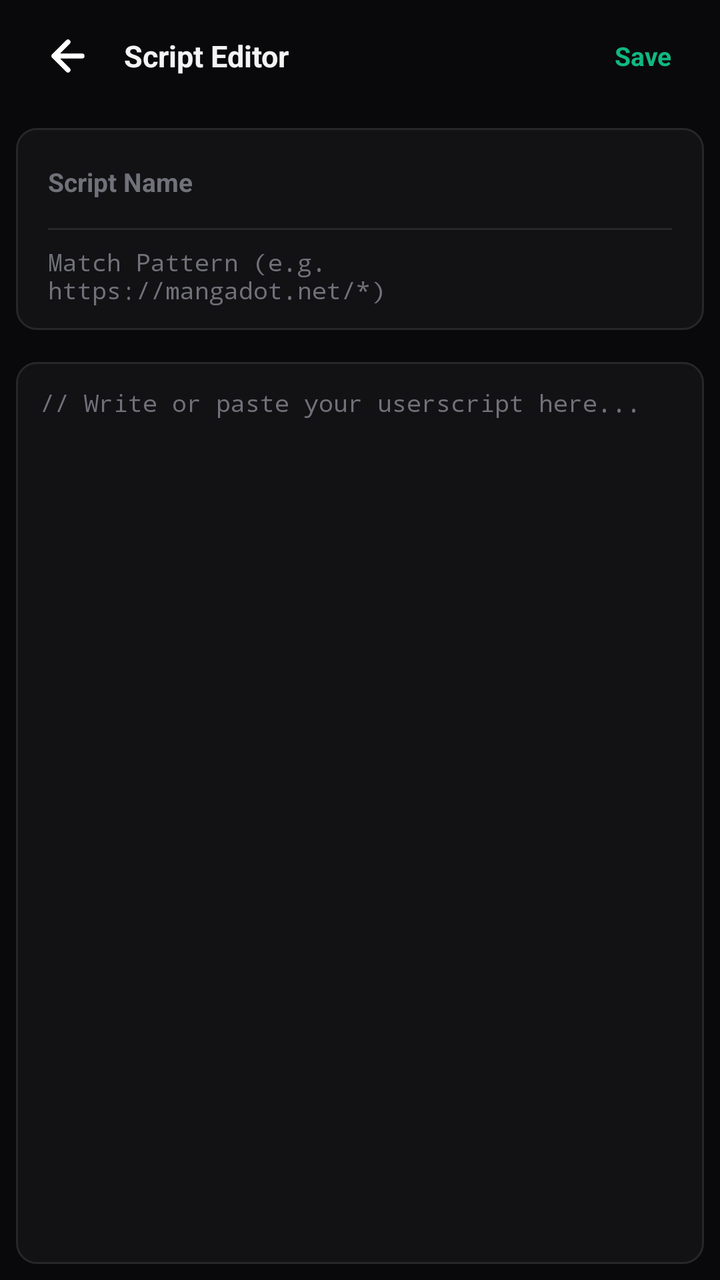
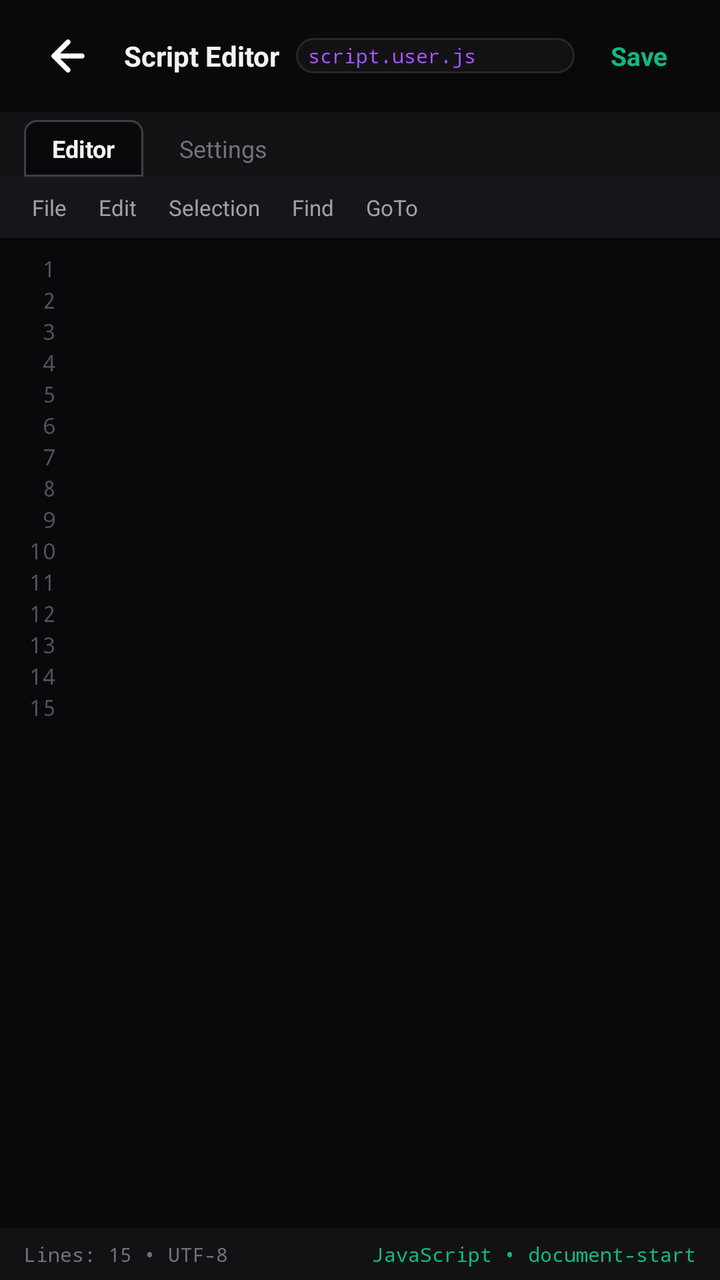

Screens rendered from an Android XML layout before and after an edit, with the pre-edit source and the edit as a unified diff.
<!-- AndroidManifest.xml: application theme Theme.Scaffold -->
<!-- res/layout/activity_script_editor.xml -->
<?xml version="1.0" encoding="utf-8"?>
<LinearLayout xmlns:android="http://schemas.android.com/apk/res/android"
    android:layout_width="match_parent"
    android:layout_height="match_parent"
    android:orientation="vertical"
    android:background="@color/bg_primary">

    
    <LinearLayout
        android:layout_width="match_parent"
        android:layout_height="wrap_content"
        android:orientation="horizontal"
        android:gravity="center_vertical"
        android:paddingHorizontal="16dp"
        android:paddingVertical="10dp"
        android:background="#15121215">

        <ImageButton
            android:id="@+id/editor_btn_back"
            android:layout_width="36dp"
            android:layout_height="36dp"
            android:background="?attr/selectableItemBackgroundBorderless"
            android:src="@drawable/ic_arrow_back"
            android:contentDescription="Back" />

        <TextView
            android:id="@+id/editor_tv_title"
            android:layout_width="0dp"
            android:layout_height="wrap_content"
            android:layout_weight="1"
            android:layout_marginStart="10dp"
            android:text="@string/script_editor"
            android:textColor="@color/text_primary"
            android:textSize="15sp"
            android:textStyle="bold" />

        <TextView
            android:id="@+id/editor_btn_save"
            android:layout_width="wrap_content"
            android:layout_height="wrap_content"
            android:text="Save"
            android:textColor="@color/accent_emerald"
            android:textSize="13sp"
            android:textStyle="bold"
            android:paddingHorizontal="8dp"
            android:paddingVertical="4dp" />
    </LinearLayout>

    
    <LinearLayout
        android:layout_width="match_parent"
        android:layout_height="wrap_content"
        android:orientation="vertical"
        android:paddingHorizontal="16dp"
        android:paddingVertical="8dp"
        android:background="@drawable/bg_card"
        android:layout_margin="8dp">

        <EditText
            android:id="@+id/editor_et_script_name"
            android:layout_width="match_parent"
            android:layout_height="38dp"
            android:background="@null"
            android:hint="Script Name"
            android:textColor="@color/text_primary"
            android:textColorHint="@color/text_muted"
            android:textSize="13sp"
            android:textStyle="bold" />

        <View
            android:layout_width="match_parent"
            android:layout_height="1dp"
            android:background="@color/border_primary"
            android:layout_marginVertical="4dp" />

        <EditText
            android:id="@+id/editor_et_match_pattern"
            android:layout_width="match_parent"
            android:layout_height="38dp"
            android:background="@null"
            android:hint="Match Pattern (e.g. https://mangadot.net/*)"
            android:textColor="@color/accent_emerald"
            android:textColorHint="@color/text_muted"
            android:textSize="12sp"
            android:fontFamily="monospace" />
    </LinearLayout>

    
    <ScrollView
        android:layout_width="match_parent"
        android:layout_height="0dp"
        android:layout_weight="1"
        android:fillViewport="true"
        android:padding="8dp">

        <EditText
            android:id="@+id/editor_et_code"
            android:layout_width="match_parent"
            android:layout_height="wrap_content"
            android:background="@drawable/bg_card"
            android:gravity="top|start"
            android:padding="12dp"
            android:fontFamily="monospace"
            android:textColor="@color/text_primary"
            android:textColorHint="@color/text_muted"
            android:textSize="12sp"
            android:hint="// Write or paste your userscript here..."
            android:inputType="textMultiLine|textNoSuggestions" />
    </ScrollView>

</LinearLayout>
<!-- resources referenced by this layout -->
<resources>
  <color name="accent_emerald">#10B981</color>
  <color name="bg_primary">#09090B</color>
  <color name="border_primary">#27272A</color>
  <color name="text_muted">#71717A</color>
  <color name="text_primary">#F4F4F5</color>
  <!-- drawable bg_card (drawable) -->
  <?xml version="1.0" encoding="utf-8"?>
  <shape xmlns:android="http://schemas.android.com/apk/res/android"
      android:shape="rectangle">
      <solid android:color="@color/bg_surface" />
      <stroke
          android:width="1dp"
          android:color="@color/border_primary" />
      <corners android:radius="10dp" />
  </shape>
  <!-- drawable ic_arrow_back (drawable) -->
  <vector xmlns:android="http://schemas.android.com/apk/res/android"
      android:width="24dp"
      android:height="24dp"
      android:viewportWidth="24"
      android:viewportHeight="24">
      <path
          android:strokeColor="#FFFFFF"
          android:strokeWidth="2.5"
          android:strokeLineCap="round"
          android:strokeLineJoin="round"
          android:pathData="M19,12 L5,12 M12,19 L5,12 L12,5" />
  </vector>
  <string name="script_editor">Script Editor</string>
  <style name="Theme.Scaffold" parent="Theme.Material3.Dark.NoActionBar">
          
          <item name="android:windowBackground">@color/bg_primary</item>
          <item name="android:statusBarColor">@color/bg_primary</item>
          <item name="android:navigationBarColor">@color/bg_primary</item>
          <item name="android:windowLightStatusBar">false</item>
          <item name="android:windowLightNavigationBar">false</item>
  
          
          <item name="colorPrimary">@color/accent_emerald</item>
          <item name="colorOnPrimary">@color/text_on_accent</item>
          <item name="colorSurface">@color/bg_surface</item>
          <item name="colorOnSurface">@color/text_primary</item>
          <item name="colorOutline">@color/border_primary</item>
      </style>
  <color name="bg_surface">#121215</color>
  <color name="text_on_accent">#000000</color>
</resources>

<!-- the commit's change to res/layout/activity_script_editor.xml (unified diff, before → after) -->
@@ -1,5 +1,7 @@
 <?xml version="1.0" encoding="utf-8"?>
 <LinearLayout xmlns:android="http://schemas.android.com/apk/res/android"
+    xmlns:app="http://schemas.android.com/apk/res-auto"
+    android:id="@+id/editor_root_layout"
     android:layout_width="match_parent"
     android:layout_height="match_parent"
     android:orientation="vertical"
@@ -7,6 +9,7 @@
 
     
     <LinearLayout
+        android:id="@+id/editor_header_layout"
         android:layout_width="match_parent"
         android:layout_height="wrap_content"
         android:orientation="horizontal"
@@ -24,15 +27,30 @@
             android:contentDescription="Back" />
 
         <TextView
-            android:id="@+id/editor_tv_title"
+            android:layout_width="wrap_content"
+            android:layout_height="wrap_content"
+            android:layout_marginStart="10dp"
+            android:text="Script Editor"
+            android:textColor="@color/text_primary"
+            android:textSize="14sp"
+            android:textStyle="bold" />
+
+        <TextView
+            android:id="@+id/editor_tv_badge"
             android:layout_width="0dp"
             android:layout_height="wrap_content"
             android:layout_weight="1"
-            android:layout_marginStart="10dp"
-            android:text="@string/script_editor"
-            android:textColor="@color/text_primary"
-            android:textSize="15sp"
-            android:textStyle="bold" />
+            android:layout_marginStart="8dp"
+            android:layout_marginEnd="8dp"
+            android:text="script.user.js"
+            android:textColor="@color/accent_purple_bright"
+            android:textSize="10sp"
+            android:fontFamily="monospace"
+            android:maxLines="1"
+            android:ellipsize="middle"
+            android:paddingHorizontal="6dp"
+            android:paddingVertical="2dp"
+            android:background="@drawable/bg_card" />
 
         <TextView
             android:id="@+id/editor_btn_save"
@@ -42,70 +60,344 @@
             android:textColor="@color/accent_emerald"
             android:textSize="13sp"
             android:textStyle="bold"
-            android:paddingHorizontal="8dp"
+            android:paddingHorizontal="10dp"
             android:paddingVertical="4dp" />
     </LinearLayout>
 
     
     <LinearLayout
+        android:id="@+id/editor_tabs_container"
         android:layout_width="match_parent"
         android:layout_height="wrap_content"
-        android:orientation="vertical"
-        android:paddingHorizontal="16dp"
-        android:paddingVertical="8dp"
-        android:background="@drawable/bg_card"
-        android:layout_margin="8dp">
-
-        <EditText
-            android:id="@+id/editor_et_script_name"
-            android:layout_width="match_parent"
-            android:layout_height="38dp"
-            android:background="@null"
-            android:hint="Script Name"
+        android:orientation="horizontal"
+        android:paddingHorizontal="12dp"
+        android:paddingTop="4dp"
+        android:background="#121215">
+
+        <TextView
+            android:id="@+id/editor_tab_code"
+            android:layout_width="wrap_content"
+            android:layout_height="wrap_content"
+            android:text="Editor"
             android:textColor="@color/text_primary"
-            android:textColorHint="@color/text_muted"
-            android:textSize="13sp"
-            android:textStyle="bold" />
-
-        <View
-            android:layout_width="match_parent"
-            android:layout_height="1dp"
-            android:background="@color/border_primary"
-            android:layout_marginVertical="4dp" />
-
-        <EditText
-            android:id="@+id/editor_et_match_pattern"
-            android:layout_width="match_parent"
-            android:layout_height="38dp"
-            android:background="@null"
-            android:hint="Match Pattern (e.g. https://mangadot.net/*)"
-            android:textColor="@color/accent_emerald"
-            android:textColorHint="@color/text_muted"
             android:textSize="12sp"
-            android:fontFamily="monospace" />
+            android:textStyle="bold"
+            android:paddingHorizontal="14dp"
+            android:paddingVertical="6dp"
+            android:background="@drawable/bg_subtab_active" />
+
+        <TextView
+            android:id="@+id/editor_tab_settings"
+            android:layout_width="wrap_content"
+            android:layout_height="wrap_content"
+            android:layout_marginStart="4dp"
+            android:text="Settings"
+            android:textColor="@color/text_muted"
+            android:textSize="12sp"
+            android:paddingHorizontal="14dp"
+            android:paddingVertical="6dp"
+            android:background="@drawable/bg_subtab_inactive" />
     </LinearLayout>
 
     
-    <ScrollView
+    <LinearLayout
+        android:id="@+id/editor_view_code"
         android:layout_width="match_parent"
         android:layout_height="0dp"
         android:layout_weight="1"
-        android:fillViewport="true"
-        android:padding="8dp">
-
-        <EditText
-            android:id="@+id/editor_et_code"
+        android:orientation="vertical">
+
+        
+        <HorizontalScrollView
             android:layout_width="match_parent"
             android:layout_height="wrap_content"
-            android:background="@drawable/bg_card"
-            android:gravity="top|start"
-            android:padding="12dp"
-            android:fontFamily="monospace"
-            android:textColor="@color/text_primary"
-            android:textColorHint="@color/text_muted"
-            android:textSize="12sp"
-            android:hint="// Write or paste your userscript here..."
-            android:inputType="textMultiLine|textNoSuggestions" />
+            android:scrollbars="none"
+            android:background="#16161A"
+            android:paddingHorizontal="8dp"
+            android:paddingVertical="4dp">
+
+            <LinearLayout
+                android:layout_width="wrap_content"
+                android:layout_height="wrap_content"
+                android:orientation="horizontal">
+
+                <TextView
+                    android:id="@+id/menu_btn_file"
+                    android:layout_width="wrap_content"
+                    android:layout_height="wrap_content"
+                    android:text="File"
+                    android:textColor="@color/text_secondary"
+                    android:textSize="11sp"
+                    android:paddingHorizontal="8dp"
+                    android:paddingVertical="4dp" />
+
+                <TextView
+                    android:id="@+id/menu_btn_edit"
+                    android:layout_width="wrap_content"
+                    android:layout_height="wrap_content"
+                    android:text="Edit"
+                    android:textColor="@color/text_secondary"
+                    android:textSize="11sp"
+                    android:paddingHorizontal="8dp"
+                    android:paddingVertical="4dp" />
+
+                <TextView
+                    android:id="@+id/menu_btn_selection"
+                    android:layout_width="wrap_content"
+                    android:layout_height="wrap_content"
+                    android:text="Selection"
+                    android:textColor="@color/text_secondary"
+                    android:textSize="11sp"
+                    android:paddingHorizontal="8dp"
+                    android:paddingVertical="4dp" />
+
+                <TextView
+                    android:id="@+id/menu_btn_find"
+                    android:layout_width="wrap_content"
+                    android:layout_height="wrap_content"
+                    android:text="Find"
+                    android:textColor="@color/text_secondary"
+                    android:textSize="11sp"
+                    android:paddingHorizontal="8dp"
+                    android:paddingVertical="4dp" />
+
+                <TextView
+                    android:id="@+id/menu_btn_goto"
+                    android:layout_width="wrap_content"
+                    android:layout_height="wrap_content"
+                    android:text="GoTo"
+                    android:textColor="@color/text_secondary"
+                    android:textSize="11sp"
+                    android:paddingHorizontal="8dp"
+                    android:paddingVertical="4dp" />
+            </LinearLayout>
+        </HorizontalScrollView>
+
+        
+        <ScrollView
+            android:layout_width="match_parent"
+            android:layout_height="0dp"
+            android:layout_weight="1"
+            android:fillViewport="true"
+            android:background="#09090B">
+
+            <LinearLayout
+                android:layout_width="match_parent"
+                android:layout_height="wrap_content"
+                android:orientation="horizontal"
+                android:paddingVertical="8dp">
+
+                
+                <TextView
+                    android:id="@+id/editor_tv_line_numbers"
+                    android:layout_width="36dp"
+                    android:layout_height="wrap_content"
+                    android:paddingEnd="8dp"
+                    android:gravity="end"
+                    android:text="1\n2\n3\n4\n5\n6\n7\n8\n9\n10\n11\n12\n13\n14\n15"
+                    android:textColor="#52525B"
+                    android:textSize="11sp"
+                    android:lineSpacingExtra="2.5dp"
+                    android:fontFamily="monospace" />
+
+                
+                <EditText
+                    android:id="@+id/editor_et_code"
+                    android:layout_width="0dp"
+                    android:layout_height="wrap_content"
+                    android:layout_weight="1"
+                    android:background="@null"
+                    android:gravity="top|start"
+                    android:paddingStart="4dp"
+                    android:paddingEnd="12dp"
+                    android:paddingTop="0dp"
+                    android:textColor="#E4E4E7"
+                    android:textSize="11sp"
+                    android:lineSpacingExtra="2.5dp"
+                    android:fontFamily="monospace"
+                    android:inputType="textMultiLine|textNoSuggestions"
+                    android:scrollbars="none" />
+            </LinearLayout>
+        </ScrollView>
+
+        
+        <LinearLayout
+            android:id="@+id/editor_bottom_bar"
+            android:layout_width="match_parent"
+            android:layout_height="wrap_content"
+            android:orientation="horizontal"
+            android:gravity="center_vertical"
+            android:paddingHorizontal="12dp"
+            android:paddingVertical="6dp"
+            android:background="#121215"
+            android:borderTop="1dp">
+
+            <TextView
+                android:id="@+id/editor_tv_status_pos"
+                android:layout_width="0dp"
+                android:layout_height="wrap_content"
+                android:layout_weight="1"
+                android:text="Lines: 15 • UTF-8"
+                android:textColor="@color/text_muted"
+                android:textSize="10sp"
+                android:fontFamily="monospace" />
+
+            <TextView
+                android:id="@+id/editor_tv_status_type"
+                android:layout_width="wrap_content"
+                android:layout_height="wrap_content"
+                android:text="JavaScript • document-start"
+                android:textColor="@color/accent_emerald"
+                android:textSize="10sp"
+                android:fontFamily="monospace" />
+        </LinearLayout>
+
+    </LinearLayout>
+
+    
+    <ScrollView
+        android:id="@+id/editor_view_settings"
+        android:layout_width="match_parent"
+        android:layout_height="0dp"
+        android:layout_weight="1"
+        android:visibility="gone"
+        android:padding="16dp">
+
+        <LinearLayout
+            android:layout_width="match_parent"
+            android:layout_height="wrap_content"
+            android:orientation="vertical">
+
+            <TextView
+                android:layout_width="wrap_content"
+                android:layout_height="wrap_content"
+                android:text="SCRIPT METADATA"
+                android:textColor="@color/text_muted"
+                android:textSize="10sp"
+                android:textStyle="bold"
+                android:letterSpacing="0.08"
+                android:layout_marginBottom="8dp" />
+
+            
+            <LinearLayout
+                android:layout_width="match_parent"
+                android:layout_height="wrap_content"
+                android:orientation="vertical"
+                android:background="@drawable/bg_card"
+                android:padding="12dp"
+                android:layout_marginBottom="8dp">
+
+                <TextView
+                    android:layout_width="wrap_content"
+                    android:layout_height="wrap_content"
+                    android:text="Script Name"
+                    android:textColor="@color/text_muted"
+                    android:textSize="10sp" />
+
+                <EditText
+                    android:id="@+id/editor_et_script_name"
+                    android:layout_width="match_parent"
+                    android:layout_height="wrap_content"
+                    android:background="@null"
+                    android:layout_marginTop="4dp"
+                    android:text="New Custom Script"
+                    android:textColor="@color/text_primary"
+                    android:textSize="13sp"
+                    android:textStyle="bold"
+                    android:singleLine="true" />
+            </LinearLayout>
+
+            
+            <LinearLayout
+                android:layout_width="match_parent"
+                android:layout_height="wrap_content"
+                android:orientation="vertical"
+                android:background="@drawable/bg_card"
+                android:padding="12dp"
+                android:layout_marginBottom="8dp">
+
+                <TextView
+                    android:layout_width="wrap_content"
+                    android:layout_height="wrap_content"
+                    android:text="Match Pattern (@match)"
+                    android:textColor="@color/text_muted"
+                    android:textSize="10sp" />
+
+                <EditText
+                    android:id="@+id/editor_et_match_pattern"
+                    android:layout_width="match_parent"
+                    android:layout_height="wrap_content"
+                    android:background="@null"
+                    android:layout_marginTop="4dp"
+                    android:text="https://*/*"
+                    android:textColor="@color/accent_emerald"
+                    android:textSize="12sp"
+                    android:fontFamily="monospace"
+                    android:singleLine="true" />
+            </LinearLayout>
+
+            
+            <LinearLayout
+                android:layout_width="match_parent"
+                android:layout_height="wrap_content"
+                android:orientation="vertical"
+                android:background="@drawable/bg_card"
+                android:padding="12dp"
+                android:layout_marginBottom="8dp">
+
+                <TextView
+                    android:layout_width="wrap_content"
+                    android:layout_height="wrap_content"
+                    android:text="Execution Timing (@run-at)"
+                    android:textColor="@color/text_muted"
+                    android:textSize="10sp" />
+
+                <TextView
+                    android:layout_width="wrap_content"
+                    android:layout_height="wrap_content"
+                    android:layout_marginTop="4dp"
+                    android:text="document-start (Pre-DOM Injection)"
+                    android:textColor="@color/accent_purple_bright"
+                    android:textSize="12sp"
+                    android:fontFamily="monospace" />
+            </LinearLayout>
+
+            
+            <LinearLayout
+                android:layout_width="match_parent"
+                android:layout_height="wrap_content"
+                android:orientation="vertical"
+                android:background="@drawable/bg_card"
+                android:padding="12dp"
+                android:layout_marginBottom="24dp">
+
+                <TextView
+                    android:layout_width="wrap_content"
+                    android:layout_height="wrap_content"
+                    android:text="Greasemonkey APIs (@grant)"
+                    android:textColor="@color/text_muted"
+                    android:textSize="10sp" />
+
+                <TextView
+                    android:layout_width="wrap_content"
+                    android:layout_height="wrap_content"
+                    android:layout_marginTop="4dp"
+                    android:text="GM_addStyle, GM_setValue, GM_getValue, GM_log"
+                    android:textColor="@color/text_secondary"
+                    android:textSize="11sp"
+                    android:fontFamily="monospace" />
+            </LinearLayout>
+
+            
+            <Button
+                android:id="@+id/editor_btn_delete_script"
+                style="@style/Widget.Material3.Button.TonalButton"
+                android:layout_width="match_parent"
+                android:layout_height="48dp"
+                android:text="Delete This Userscript"
+                android:textColor="@color/accent_rose" />
+
+        </LinearLayout>
     </ScrollView>
 
 </LinearLayout>
<!-- resource entries referenced after the edit -->
@@ -1,10 +1,13 @@
 <!-- resources referenced by this layout -->
 <resources>
   <color name="accent_emerald">#10B981</color>
+  <color name="accent_purple_bright">#A855F7</color>
+  <color name="accent_rose">#F43F5E</color>
   <color name="bg_primary">#09090B</color>
   <color name="border_primary">#27272A</color>
   <color name="text_muted">#71717A</color>
   <color name="text_primary">#F4F4F5</color>
+  <color name="text_secondary">#A1A1AA</color>
   <!-- drawable bg_card (drawable) -->
   <?xml version="1.0" encoding="utf-8"?>
   <shape xmlns:android="http://schemas.android.com/apk/res/android"
@@ -14,6 +17,26 @@
           android:width="1dp"
           android:color="@color/border_primary" />
       <corners android:radius="10dp" />
+  </shape>
+  <!-- drawable bg_subtab_active (drawable) -->
+  <?xml version="1.0" encoding="utf-8"?>
+  <shape xmlns:android="http://schemas.android.com/apk/res/android"
+      android:shape="rectangle">
+      <solid android:color="@color/bg_primary" />
+      <stroke
+          android:width="1dp"
+          android:color="#3F3F46" />
+      <corners
+          android:topLeftRadius="6dp"
+          android:topRightRadius="6dp"
+          android:bottomLeftRadius="0dp"
+          android:bottomRightRadius="0dp" />
+  </shape>
+  <!-- drawable bg_subtab_inactive (drawable) -->
+  <?xml version="1.0" encoding="utf-8"?>
+  <shape xmlns:android="http://schemas.android.com/apk/res/android"
+      android:shape="rectangle">
+      <solid android:color="@android:color/transparent" />
   </shape>
   <!-- drawable ic_arrow_back (drawable) -->
   <vector xmlns:android="http://schemas.android.com/apk/res/android"
@@ -28,7 +51,6 @@
           android:strokeLineJoin="round"
           android:pathData="M19,12 L5,12 M12,19 L5,12 L12,5" />
   </vector>
-  <string name="script_editor">Script Editor</string>
   <style name="Theme.Scaffold" parent="Theme.Material3.Dark.NoActionBar">
           
           <item name="android:windowBackground">@color/bg_primary</item>
